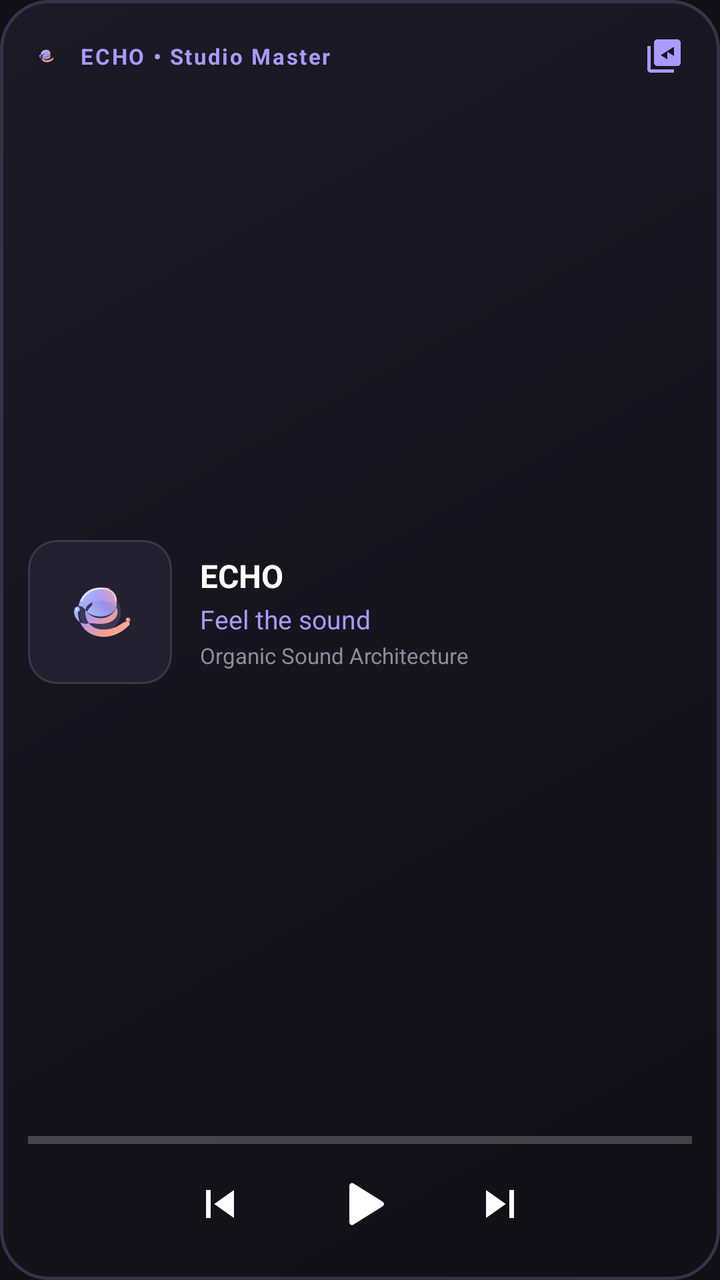
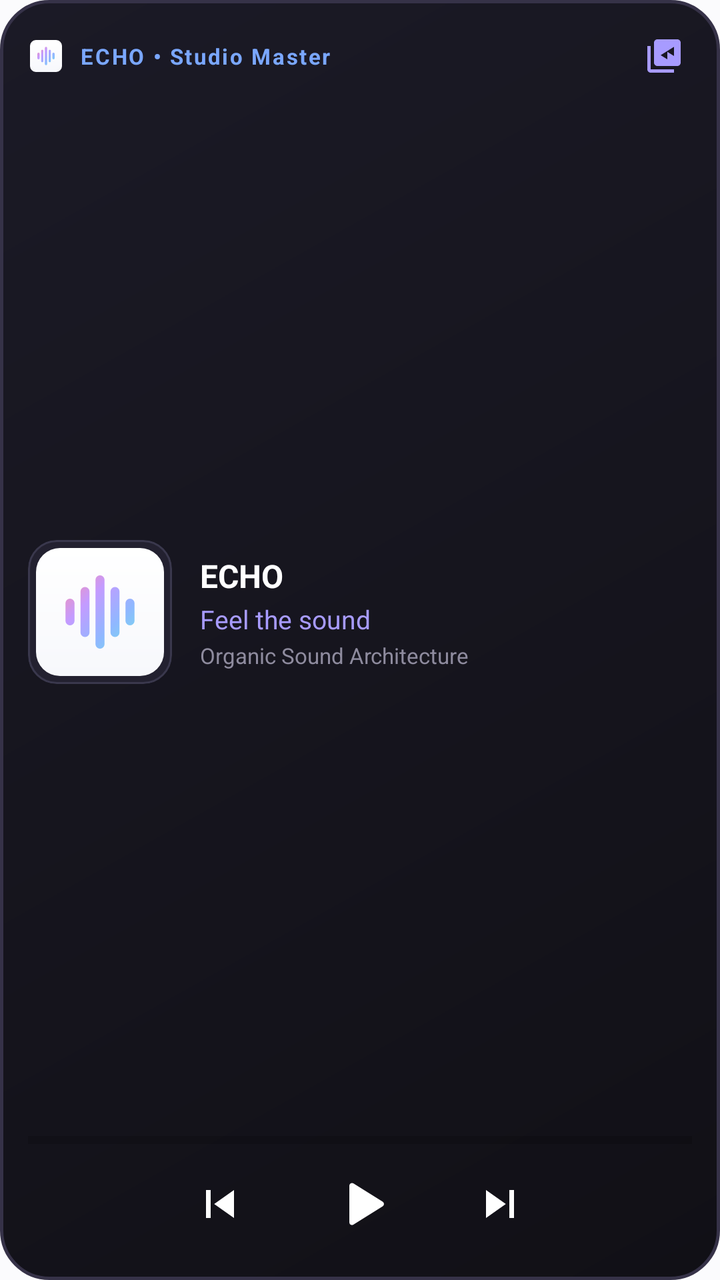

An Android layout rendered at two revisions. The XML below is the earlier revision; the diff shows what the commit changed to produce the second picture.
<!-- AndroidManifest.xml: application theme Theme.Echo -->
<!-- res/layout/widget_expanded.xml -->
<?xml version="1.0" encoding="utf-8"?>
<LinearLayout xmlns:android="http://schemas.android.com/apk/res/android"
    android:id="@+id/widget_expanded_root"
    android:layout_width="match_parent"
    android:layout_height="match_parent"
    android:background="@drawable/widget_background_expanded"
    android:orientation="vertical"
    android:padding="14dp">

    
    <LinearLayout
        android:layout_width="match_parent"
        android:layout_height="wrap_content"
        android:gravity="center_vertical"
        android:orientation="horizontal">

        <ImageView
            android:layout_width="18dp"
            android:layout_height="18dp"
            android:contentDescription="ECHO Logo"
            android:src="@drawable/ic_echo_symbol" />

        <TextView
            android:layout_width="0dp"
            android:layout_height="wrap_content"
            android:layout_marginStart="8dp"
            android:layout_weight="1"
            android:letterSpacing="0.08"
            android:text="ECHO • Studio Master"
            android:textColor="#A79BFF"
            android:textSize="11sp"
            android:textStyle="bold" />

        <ImageButton
            android:id="@+id/widget_btn_library"
            android:layout_width="28dp"
            android:layout_height="28dp"
            android:background="?android:attr/selectableItemBackgroundBorderless"
            android:contentDescription="Open Library"
            android:padding="4dp"
            android:scaleType="fitCenter"
            android:src="@drawable/ic_widget_library" />
    </LinearLayout>

    
    <LinearLayout
        android:layout_width="match_parent"
        android:layout_height="0dp"
        android:layout_marginTop="10dp"
        android:layout_weight="1"
        android:gravity="center_vertical"
        android:orientation="horizontal">

        <ImageView
            android:id="@+id/widget_album_art"
            android:layout_width="72dp"
            android:layout_height="72dp"
            android:background="@drawable/widget_art_background"
            android:clipToOutline="true"
            android:contentDescription="Album Art"
            android:scaleType="centerCrop"
            android:src="@drawable/ic_echo_symbol" />

        <LinearLayout
            android:layout_width="0dp"
            android:layout_height="wrap_content"
            android:layout_marginStart="14dp"
            android:layout_weight="1"
            android:orientation="vertical">

            <TextView
                android:id="@+id/widget_track_title"
                android:layout_width="match_parent"
                android:layout_height="wrap_content"
                android:ellipsize="end"
                android:maxLines="1"
                android:text="ECHO"
                android:textColor="#FFFFFF"
                android:textSize="16sp"
                android:textStyle="bold" />

            <TextView
                android:id="@+id/widget_artist_name"
                android:layout_width="match_parent"
                android:layout_height="wrap_content"
                android:layout_marginTop="2dp"
                android:ellipsize="end"
                android:maxLines="1"
                android:text="Feel the sound"
                android:textColor="#A79BFF"
                android:textSize="13sp" />

            <TextView
                android:id="@+id/widget_album_name"
                android:layout_width="match_parent"
                android:layout_height="wrap_content"
                android:layout_marginTop="2dp"
                android:ellipsize="end"
                android:maxLines="1"
                android:text="Organic Sound Architecture"
                android:textColor="#8E8B9E"
                android:textSize="11sp" />
        </LinearLayout>
    </LinearLayout>

    
    <ProgressBar
        android:id="@+id/widget_progress_bar"
        style="?android:attr/progressBarStyleHorizontal"
        android:layout_width="match_parent"
        android:layout_height="4dp"
        android:layout_marginTop="8dp"
        android:layout_marginBottom="6dp"
        android:max="100"
        android:progress="0"
        android:progressTint="#A79BFF" />

    
    <LinearLayout
        android:layout_width="match_parent"
        android:layout_height="wrap_content"
        android:gravity="center"
        android:orientation="horizontal">

        <ImageButton
            android:id="@+id/widget_btn_prev"
            android:layout_width="44dp"
            android:layout_height="44dp"
            android:layout_marginEnd="16dp"
            android:background="?android:attr/selectableItemBackgroundBorderless"
            android:contentDescription="Previous Track"
            android:padding="8dp"
            android:scaleType="fitCenter"
            android:src="@drawable/ic_widget_prev" />

        <ImageButton
            android:id="@+id/widget_btn_play_pause"
            android:layout_width="48dp"
            android:layout_height="48dp"
            android:layout_marginStart="8dp"
            android:layout_marginEnd="8dp"
            android:background="?android:attr/selectableItemBackgroundBorderless"
            android:contentDescription="Play/Pause"
            android:padding="8dp"
            android:scaleType="fitCenter"
            android:src="@drawable/ic_widget_play" />

        <ImageButton
            android:id="@+id/widget_btn_next"
            android:layout_width="44dp"
            android:layout_height="44dp"
            android:layout_marginStart="16dp"
            android:background="?android:attr/selectableItemBackgroundBorderless"
            android:contentDescription="Next Track"
            android:padding="8dp"
            android:scaleType="fitCenter"
            android:src="@drawable/ic_widget_next" />
    </LinearLayout>
</LinearLayout>
<!-- resources referenced by this layout -->
<resources>
  <!-- drawable ic_echo_symbol: vector/xml drawable (drawable, 3449 chars, omitted) -->
  <!-- drawable ic_widget_library (drawable) -->
  <vector xmlns:android="http://schemas.android.com/apk/res/android"
      android:width="24dp"
      android:height="24dp"
      android:viewportWidth="24"
      android:viewportHeight="24">
      <path
          android:fillColor="#FFA79BFF"
          android:pathData="M4,6H2v14c0,1.1 0.9,2 2,2h14v-2H4V6zm16,-4H8c-1.1,0 -2,0.9 -2,2v12c0,1.1 0.9,2 2,2h12c1.1,0 2,-0.9 2,-2V4c0,-1.1 -0.9,-2 -2,-2zm-2,10l-4,-2.5V14l-4,-2.5 8,-5v7.5z"/>
  </vector>
  <!-- drawable ic_widget_next (drawable) -->
  <vector xmlns:android="http://schemas.android.com/apk/res/android"
      android:width="24dp"
      android:height="24dp"
      android:viewportWidth="24"
      android:viewportHeight="24">
      <path
          android:fillColor="#FFFFFFFF"
          android:pathData="M6,18l8.5,-6L6,6v12zM16,6v12h2V6h-2z"/>
  </vector>
  <!-- drawable ic_widget_play (drawable) -->
  <vector xmlns:android="http://schemas.android.com/apk/res/android"
      android:width="24dp"
      android:height="24dp"
      android:viewportWidth="24"
      android:viewportHeight="24">
      <path
          android:fillColor="#FFFFFFFF"
          android:pathData="M8,5.14v13.72a1,1 0,0 0,1.5.86l11,-6.86a1,1 0,0 0,0,-1.72L9.5,4.28A1,1 0,0 0,8,5.14z"/>
  </vector>
  <!-- drawable ic_widget_prev (drawable) -->
  <vector xmlns:android="http://schemas.android.com/apk/res/android"
      android:width="24dp"
      android:height="24dp"
      android:viewportWidth="24"
      android:viewportHeight="24">
      <path
          android:fillColor="#FFFFFFFF"
          android:pathData="M6,6h2v12H6zm3.5,6l8.5,6V6z"/>
  </vector>
  <!-- drawable widget_art_background (drawable) -->
  <?xml version="1.0" encoding="utf-8"?>
  <shape xmlns:android="http://schemas.android.com/apk/res/android"
      android:shape="rectangle">
      <solid android:color="#232130" />
      <corners android:radius="14dp" />
      <stroke
          android:width="1dp"
          android:color="#3A384D" />
  </shape>
  <!-- drawable widget_background_expanded (drawable) -->
  <?xml version="1.0" encoding="utf-8"?>
  <shape xmlns:android="http://schemas.android.com/apk/res/android"
      android:shape="rectangle">
      <gradient
          android:angle="315"
          android:startColor="#1B1A26"
          android:endColor="#111016" />
      <corners android:radius="24dp" />
      <stroke
          android:width="1.5dp"
          android:color="#363248" />
  </shape>
  <style name="Theme.Echo" parent="Theme.SpotifyClone" />
  <style name="Theme.SpotifyClone" parent="android:Theme.Material.NoActionBar">
          <item name="android:statusBarColor">#101016</item>
          <item name="android:navigationBarColor">#101016</item>
          <item name="android:windowBackground">#101016</item>
      </style>
</resources>

<!-- the commit's change to res/layout/widget_expanded.xml (unified diff, before → after) -->
@@ -27,7 +27,7 @@
             android:layout_weight="1"
             android:letterSpacing="0.08"
             android:text="ECHO • Studio Master"
-            android:textColor="#A79BFF"
+            android:textColor="#7AA7FF"
             android:textSize="11sp"
             android:textStyle="bold" />
 
<!-- resource entries referenced after the edit -->
@@ -1,6 +1,6 @@
 <!-- resources referenced by this layout -->
 <resources>
-  <!-- drawable ic_echo_symbol: vector/xml drawable (drawable, 3449 chars, omitted) -->
+  <!-- drawable ic_echo_symbol: vector/xml drawable (drawable, 2194 chars, omitted) -->
   <!-- drawable ic_widget_library (drawable) -->
   <vector xmlns:android="http://schemas.android.com/apk/res/android"
       android:width="24dp"
@@ -65,10 +65,10 @@
           android:color="#363248" />
   </shape>
   <style name="Theme.Echo" parent="Theme.SpotifyClone" />
-  <style name="Theme.SpotifyClone" parent="android:Theme.Material.NoActionBar">
-          <item name="android:statusBarColor">#101016</item>
-          <item name="android:navigationBarColor">#101016</item>
-          <item name="android:windowBackground">#101016</item>
+  <style name="Theme.SpotifyClone" parent="android:Theme.Material.Light.NoActionBar">
+          <item name="android:statusBarColor">#FBFBFD</item>
+          <item name="android:navigationBarColor">#FBFBFD</item>
+          <item name="android:windowBackground">#FBFBFD</item>
       </style>
 </resources>
 
